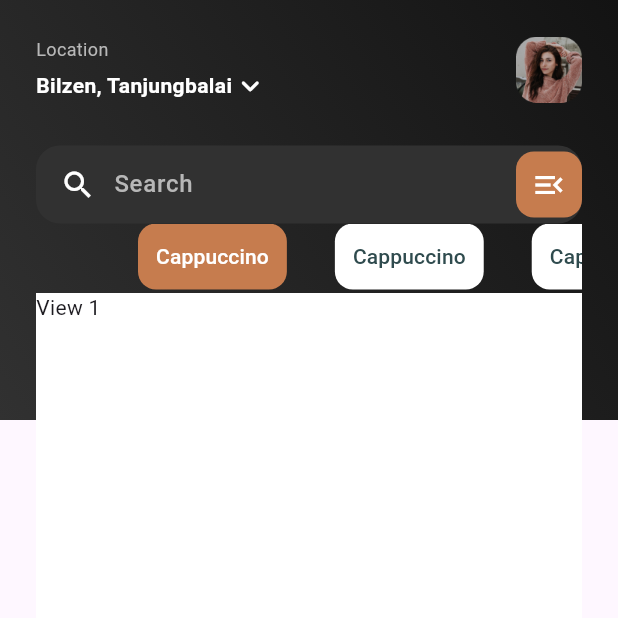
After one commit to anhnt224/flutter_course_23, a Flutter app: the screen it shows after launch, after a tap on "Get started", on a phone screen of 412 x 824 dp, the top half of it. The commit adds this screen. Run offline on Flutter 3.47's test engine with Material 3 defaults, Android fonts, the phone set to English and light mode, and no system bars.

Commit message:
Add HomeScreen and update MainButton onTap

```diff
--- a/lib/main.dart
+++ b/lib/main.dart
@@ -1,6 +1,7 @@
 import 'package:flutter/material.dart';
 import 'package:flutter_course_23/modules/lession_5/grid_view_demo.dart';
 import 'package:flutter_course_23/modules/lession_5/list_view_demo.dart';
+import 'package:flutter_course_23/modules/lession_6/sceens/home_screen.dart';
 import 'package:flutter_course_23/modules/lession_6/sceens/started_screen.dart';
 
 import 'modules/lession_5/navigator.dart';
@@ -38,14 +39,6 @@ class MyApp extends StatelessWidget {
         colorScheme: ColorScheme.fromSeed(seedColor: Colors.deepPurple),
         useMaterial3: true,
       ),
-      // routes: {
-      //   '/page1': (context) => const Page1(),
-      //   '/page2': (context) => const Page2(),
-      //   '/page3': (context) => const Page3(),
-      //   '/': (context) => const Page4(),
-      //   '/page5': (context) => const Page5(),
-      //   '/page6': (context) => const Page6(),
-      // },
       initialRoute: '/',
       onGenerateRoute: (settings) {
         switch (settings.name) {
@@ -54,6 +47,12 @@ class MyApp extends StatelessWidget {
               settings: settings,
               builder: (context) => const StartedScreen(),
             );
+          case '/home':
+            return MaterialPageRoute(
+              builder: (context) => const HomeScreen(),
+              settings: settings,
+            );
+
           default:
         }
         return null;
--- /dev/null
+++ b/lib/modules/lession_6/sceens/home_screen.dart
@@ -0,0 +1,228 @@
+import 'package:flutter/material.dart';
+
+class HomeScreen extends StatefulWidget {
+  const HomeScreen({super.key});
+
+  @override
+  State<HomeScreen> createState() => _HomeScreenState();
+}
+
+class _HomeScreenState extends State<HomeScreen>
+    with SingleTickerProviderStateMixin {
+  late TabController _tabController;
+  int _selectedTab = 0;
+
+  @override
+  void initState() {
+    super.initState();
+
+    _tabController = TabController(length: 4, vsync: this);
+    _tabController.addListener(() {
+      setState(() {
+        _selectedTab = _tabController.index;
+      });
+    });
+  }
+
+  @override
+  void dispose() {
+    super.dispose();
+    _tabController.dispose();
+  }
+
+  @override
+  Widget build(BuildContext context) {
+    return Scaffold(
+      body: Stack(
+        children: [
+          Container(
+            width: double.maxFinite,
+            height: 280,
+            decoration: const BoxDecoration(
+              gradient: LinearGradient(
+                colors: [Color(0xFF131313), Color(0xFF313131)],
+                begin: Alignment.topRight,
+                end: Alignment.bottomLeft,
+              ),
+            ),
+          ),
+          SafeArea(
+            child: Container(
+              padding: const EdgeInsets.all(24),
+              child: Column(
+                children: [
+                  _buildProfile(),
+                  const SizedBox(
+                    height: 28,
+                  ),
+                  _buildSearchBar(),
+                  TabBar(
+                    indicator: const BoxDecoration(
+                      color: Colors.transparent,
+                    ),
+                    indicatorColor: Colors.transparent,
+                    dividerColor: Colors.transparent,
+                    isScrollable: true,
+                    controller: _tabController,
+                    tabs: [
+                      TabItem(title: 'Cappuccino', active: _selectedTab == 0),
+                      TabItem(title: 'Cappuccino', active: _selectedTab == 1),
+                      TabItem(title: 'Cappuccino', active: _selectedTab == 2),
+                      TabItem(title: 'Cappuccino', active: _selectedTab == 3)
+                    ],
+                  ),
+                  SizedBox(
+                    width: double.maxFinite,
+                    height: 400,
+                    child: TabBarView(
+                      controller: _tabController,
+                      children: [
+                        Container(
+                            color: Colors.white, child: const Text('View 1')),
+                        const Text('View2'),
+                        const Text('View2'),
+                        const Text('View2'),
+                      ],
+                    ),
+                  )
+                ],
+              ),
+            ),
+          ),
+        ],
+      ),
+    );
+  }
+
+  Container _buildSearchBar() {
+    return Container(
+      width: double.maxFinite,
+      height: 52,
+      decoration: const BoxDecoration(
+        color: Color(0xFF313131),
+        borderRadius: BorderRadius.all(
+          Radius.circular(16),
+        ),
+      ),
+      child: Row(
+        children: [
+          const SizedBox(
+            width: 16,
+          ),
+          const Icon(
+            Icons.search,
+            color: Colors.white,
+          ),
+          const SizedBox(
+            width: 12,
+          ),
+          const Expanded(
+            child: TextField(
+              decoration: InputDecoration(
+                hintText: 'Search',
+                hintStyle: TextStyle(
+                  fontSize: 16,
+                  fontWeight: FontWeight.w500,
+                  color: Color(0xFFB7B7B7),
+                ),
+                border: InputBorder.none,
+              ),
+              style: TextStyle(
+                fontSize: 16,
+                fontWeight: FontWeight.w500,
+                color: Colors.white,
+              ),
+            ),
+          ),
+          Container(
+            decoration: const BoxDecoration(
+              color: Color(0xFFC67C4E),
+              borderRadius: BorderRadius.all(
+                Radius.circular(
+                  12,
+                ),
+              ),
+            ),
+            height: 44,
+            width: 44,
+            child: const Icon(
+              Icons.menu_open_sharp,
+              color: Colors.white,
+            ),
+          ),
+        ],
+      ),
+    );
+  }
+
+  Row _buildProfile() {
+    return Row(
+      children: [
+        const Expanded(
+          child: Column(
+            crossAxisAlignment: CrossAxisAlignment.start,
+            children: [
+              Text(
+                'Location',
+                style: TextStyle(fontSize: 12, color: Color(0xFFB7B7B7)),
+              ),
+              SizedBox(
+                height: 4,
+              ),
+              Row(
+                children: [
+                  Text(
+                    'Bilzen, Tanjungbalai',
+                    style: TextStyle(
+                      fontSize: 14,
+                      fontWeight: FontWeight.w700,
+                      color: Colors.white,
+                    ),
+                  ),
+                  Icon(
+                    Icons.keyboard_arrow_down_rounded,
+                    color: Colors.white,
+                  )
+                ],
+              )
+            ],
+          ),
+        ),
+        SizedBox(
+          width: 44,
+          height: 44,
+          child: Image.asset('assets/images/avatar.png'),
+        ),
+      ],
+    );
+  }
+}
+
+class TabItem extends StatelessWidget {
+  const TabItem({
+    super.key,
+    required this.title,
+    required this.active,
+  });
+
+  final String title;
+  final bool active;
+
+  @override
+  Widget build(BuildContext context) {
+    return Container(
+      padding: const EdgeInsets.all(12),
+      decoration: BoxDecoration(
+        color: active ? const Color(0xFFC67C4E) : Colors.white,
+        borderRadius: const BorderRadius.all(
+          Radius.circular(12),
+        ),
+      ),
+      child: Text(
+        title,
+        style:
+            TextStyle(color: active ? Colors.white : const Color(0xFF2F4B4E)),
+      ),
+    );
+  }
+}
--- a/lib/modules/lession_6/sceens/started_screen.dart
+++ b/lib/modules/lession_6/sceens/started_screen.dart
@@ -16,14 +16,14 @@ class StartedScreen extends StatelessWidget {
         child: Stack(
           children: [
             Image.asset('assets/images/image_started.png'),
-            _buildBottomView()
+            _buildBottomView(context)
           ],
         ),
       ),
     );
   }
 
-  Widget _buildBottomView() {
+  Widget _buildBottomView(BuildContext context) {
     return Positioned(
       left: 0,
       right: 0,
@@ -35,8 +35,8 @@ class StartedScreen extends StatelessWidget {
                 colors: [Colors.black12, Colors.black],
                 begin: Alignment.topCenter,
                 end: Alignment.bottomCenter)),
-        child: const Column(children: [
-          Text(
+        child: Column(children: [
+          const Text(
             'Coffee so good, your taste buds will love it.',
             style: TextStyle(
               fontSize: 36,
@@ -45,14 +45,19 @@ class StartedScreen extends StatelessWidget {
             ),
             textAlign: TextAlign.center,
           ),
-          SizedBox(height: 8),
-          Text(
+          const SizedBox(height: 8),
+          const Text(
             'The best grain, the finest roast, the powerful flavor.',
             style: TextStyle(color: Color(0xFFA9A9A9), fontSize: 14),
             textAlign: TextAlign.center,
           ),
-          SizedBox(height: 8),
-          MainButton(title: 'Get started')
+          const SizedBox(height: 8),
+          MainButton(
+            title: 'Get started',
+            onTap: () {
+              Navigator.pushNamed(context, '/home');
+            },
+          )
         ]),
       ),
     );
--- a/lib/modules/lession_6/widgets/main_button.dart
+++ b/lib/modules/lession_6/widgets/main_button.dart
@@ -1,13 +1,17 @@
 import 'package:flutter/material.dart';
 
 class MainButton extends StatelessWidget {
-  const MainButton({super.key, required this.title});
+  const MainButton({super.key, required this.title, this.onTap});
 
   final String title;
 
+  final GestureTapCallback? onTap;
+
   @override
   Widget build(BuildContext context) {
-    return Container(
+    return GestureDetector(
+      onTap: onTap,
+      child: Container(
         width: double.maxFinite,
         decoration: const BoxDecoration(
           color: Color(0xFFC67C4E),
@@ -25,6 +29,7 @@ class MainButton extends StatelessWidget {
           ),
           textAlign: TextAlign.center,
         ),
+      ),
     );
   }
 }
```
Also changed, not shown: assets/images/avatar.png (added). Lines whose indentation alone changed are shown as unchanged.
